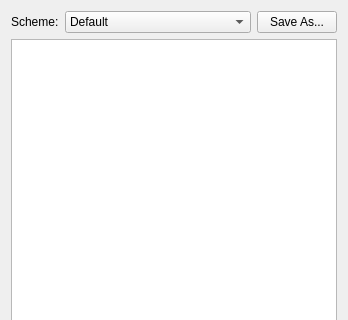
Before: the Qt Designer form src/shortcuts/shortcuteditor.ui in jgehring/arora, drawn with Qt 5; both pictures show x 0 to 348 and y 0 to 320 of the 348 by 461 pixel window.
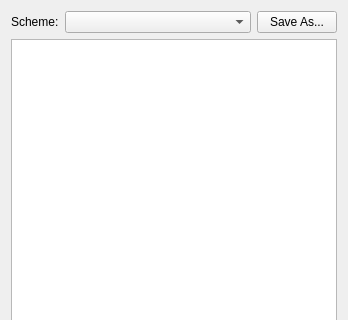
After: the same form once the commit is applied.

What changed in the file:
```diff
--- a/src/shortcuts/shortcuteditor.ui
+++ b/src/shortcuts/shortcuteditor.ui
@@ -31,11 +31,6 @@
          <verstretch>0</verstretch>
         </sizepolicy>
        </property>
-       <item>
-        <property name="text">
-         <string>Default</string>
-        </property>
-       </item>
       </widget>
      </item>
      <item row="0" column="1">
```
Left out of the diff: 8 changed lines with no effect on the pictures.
